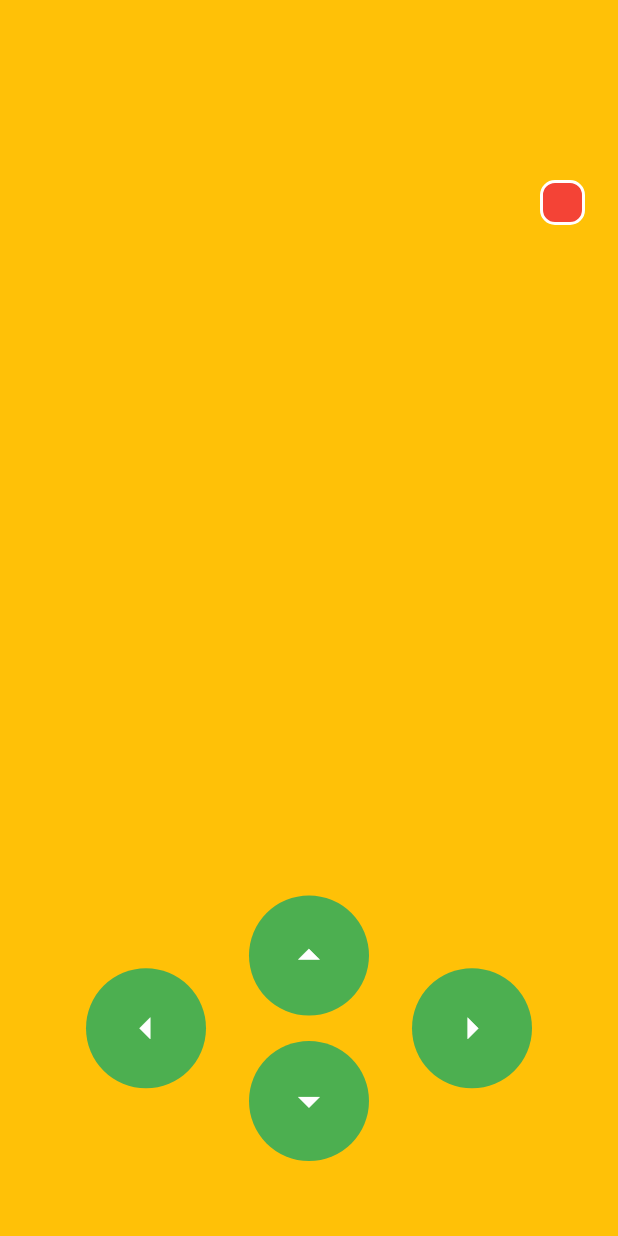
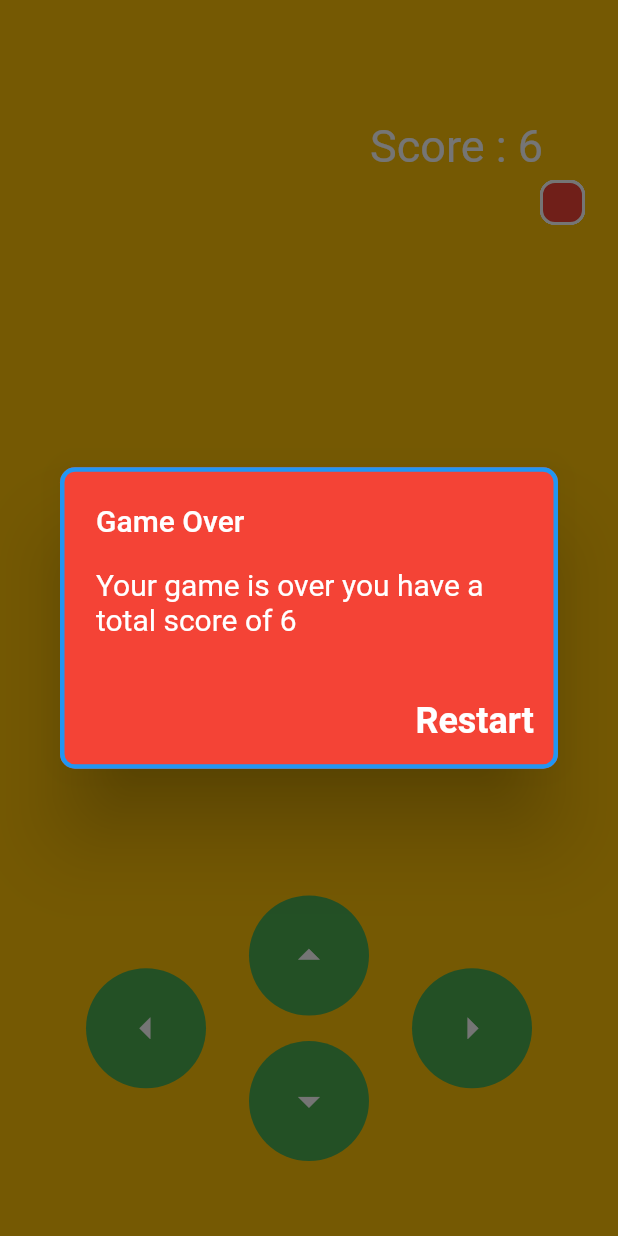
Before and after one commit to OnyemaAnthony/snaky, a Flutter app: the screen it shows after launch, on a phone screen of 412 x 824 dp. Run offline on Flutter 3.47's test engine with Material 2 defaults, Android fonts, the phone set to English and light mode, and no system bars; missing offline and left inert: dart:html.

Commit message:
finish game speed

```diff
--- a/lib/screens/home_screen.dart
+++ b/lib/screens/home_screen.dart
@@ -1,4 +1,5 @@
 import 'dart:async';
+import 'dart:html';
 import 'dart:math';
 
 import 'package:flutter/material.dart';
@@ -42,12 +43,24 @@ class _HomeScreenState extends State<HomeScreen> {
     if (timer != null && timer!.isActive) {
       timer!.cancel();
     }
-    timer = Timer.periodic(Duration(milliseconds: 200), (timer) {
+    timer = Timer.periodic(Duration(milliseconds: 200~/speed), (timer) {
       setState(() {});
     });
   }
 
+  Direction getRandomDirection(){
+    int randomDirection = Random().nextInt(4);
+    direction = Direction.values[randomDirection];
+
+    return direction;
+  }
+
   void restart() {
+    length =5;
+    score = 0;
+    score = 1;
+    positions = [];
+    direction = getRandomDirection();
     changeSpeed();
   }
 
@@ -85,6 +98,7 @@ class _HomeScreenState extends State<HomeScreen> {
             ),
             getControls(),
             food,
+            getScore(),
           ],
         ),
       ),
@@ -102,7 +116,20 @@ class _HomeScreenState extends State<HomeScreen> {
     return position;
   }
 
-  Offset getNextPosition(Offset position) {
+  bool detectCollision(Offset position) {
+    if (position.dx >= upperBondX! && direction == Direction.right) {
+      return true;
+    } else if (position.dx >= lowerBondX! && direction == Direction.left) {
+      return true;
+    } else if (position.dy >= upperBondY! && direction == Direction.down) {
+      return true;
+    } else if (position.dy >= lowerBondX! && direction == Direction.up) {
+      return true;
+    }
+    return false;
+  }
+
+  Future<Offset> getNextPosition(Offset position) async {
     late Offset nextPosition;
     if (direction == Direction.right) {
       nextPosition = Offset(position.dx + step, position.dy);
@@ -113,10 +140,18 @@ class _HomeScreenState extends State<HomeScreen> {
     } else if (direction == Direction.down) {
       nextPosition = Offset(position.dx, position.dy + step);
     }
+    if (detectCollision(position)) {
+      if(timer != null && timer!.isActive){
+        timer!.cancel();
+      }
+      await Future.delayed(Duration(milliseconds: 200), () => showGameOver());
+      return position;
+    }
+
     return nextPosition;
   }
 
-  void drawSnake() {
+  void drawSnake() async {
     if (positions.length == 0) {
       positions.add(getRandomPosition());
     }
@@ -127,17 +162,17 @@ class _HomeScreenState extends State<HomeScreen> {
     for (int i = positions.length - 1; i > 0; i--) {
       positions[i] = positions[i - 1];
     }
-    positions[0] = getNextPosition(positions[0]);
+    positions[0] = await getNextPosition(positions[0]);
   }
 
   void drawFood() {
     if (foodPosition == null) {
       foodPosition = getRandomPosition();
     }
-    if(foodPosition == positions[0]){
-      length = (length!+ 1);
-      score = score +5;
-      speed = speed+0.25;
+    if (foodPosition == positions[0]) {
+      length = (length! + 1);
+      score = score + 5;
+      speed = speed + 0.25;
       foodPosition = getRandomPosition();
     }
     food = Piece(
@@ -145,8 +180,19 @@ class _HomeScreenState extends State<HomeScreen> {
       positionY: foodPosition!.dy.toInt(),
       size: step,
       color: Colors.red,
+      isAnimated: true,
     );
+  }
 
+  Widget getScore() {
+    return Positioned(
+      top: 80,
+      right: 50,
+      child: Text(
+        'Score : ${score.toString()}',
+        style: TextStyle(fontSize: 30, color: Colors.white),
+      ),
+    );
   }
 
   List<Piece> getPieces() {
@@ -154,19 +200,66 @@ class _HomeScreenState extends State<HomeScreen> {
     drawSnake();
     drawFood();
     for (int i = 0; i < length!; i++) {
-      if(i >= positions.length){
+      if (i >= positions.length) {
         continue;
       }
       pieces.add(
         Piece(
-          color: i.isEven ? Colors.red: Colors.green,
+          color: i.isEven ? Colors.red : Colors.green,
           positionX: positions[i].dx.toInt(),
           positionY: positions[0].dy.toInt(),
           size: step,
+          isAnimated: false,
         ),
       );
     }
 
     return pieces;
   }
+
+  void showGameOver() {
+    showDialog(
+        barrierDismissible: true,
+        context: context,
+        builder: (context) {
+          return AlertDialog(
+            backgroundColor: Colors.red,
+            shape: RoundedRectangleBorder(
+              side: BorderSide(
+                color: Colors.blue,
+                width: 3,
+              ),
+              borderRadius: BorderRadius.all(
+                Radius.circular(10),
+              ),
+            ),
+            title: Text(
+              'Game Over',
+              style: TextStyle(color: Colors.white),
+            ),
+            content: Text(
+              'Your game is over you have a total score of ${score.toString()}',
+              style: TextStyle(
+                color: Colors.white,
+                fontSize: 20,
+              ),
+            ),
+            actions: [
+              TextButton(
+                onPressed: () {
+                  Navigator.pop(context);
+                  restart();
+                },
+                child: Text(
+                  'Restart',
+                  style: TextStyle(
+                      fontSize: 24,
+                      color: Colors.white,
+                      fontWeight: FontWeight.bold),
+                ),
+              ),
+            ],
+          );
+        });
   }
+}
--- a/lib/screens/piece.dart
+++ b/lib/screens/piece.dart
@@ -3,6 +3,7 @@ import 'package:flutter/material.dart';
 class Piece extends StatefulWidget {
   final int? positionX, positionY, size;
   final Color? color;
+  final bool? isAnimated;
 
   const Piece({
     Key? key,
@@ -10,6 +11,7 @@ class Piece extends StatefulWidget {
     this.positionY,
     this.size,
     this.color,
+    this.isAnimated = false
   }) : super(key: key);
 
   @override
@@ -44,7 +46,7 @@ class _PieceState extends State<Piece> with SingleTickerProviderStateMixin {
       top: widget.positionY!.toDouble(),
       left: widget.positionX!.toDouble(),
       child: Opacity(
-        opacity: 1,
+        opacity: widget.isAnimated!? controller!.value:1,
         child: Container(
           width: widget.size!.toDouble(),
           height: widget.size!.toDouble(),
```
Lines whose indentation alone changed are shown as unchanged.
